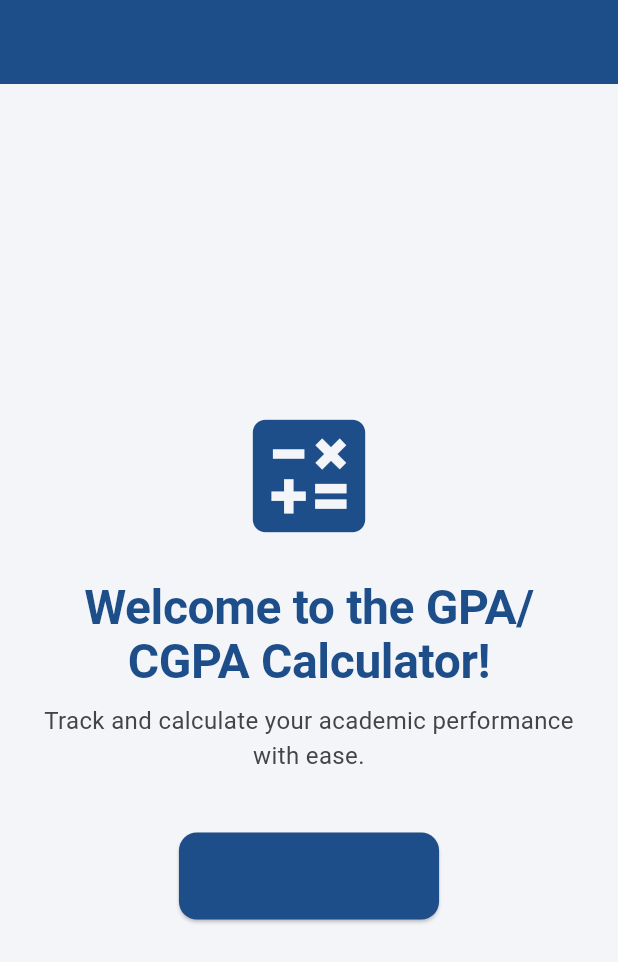
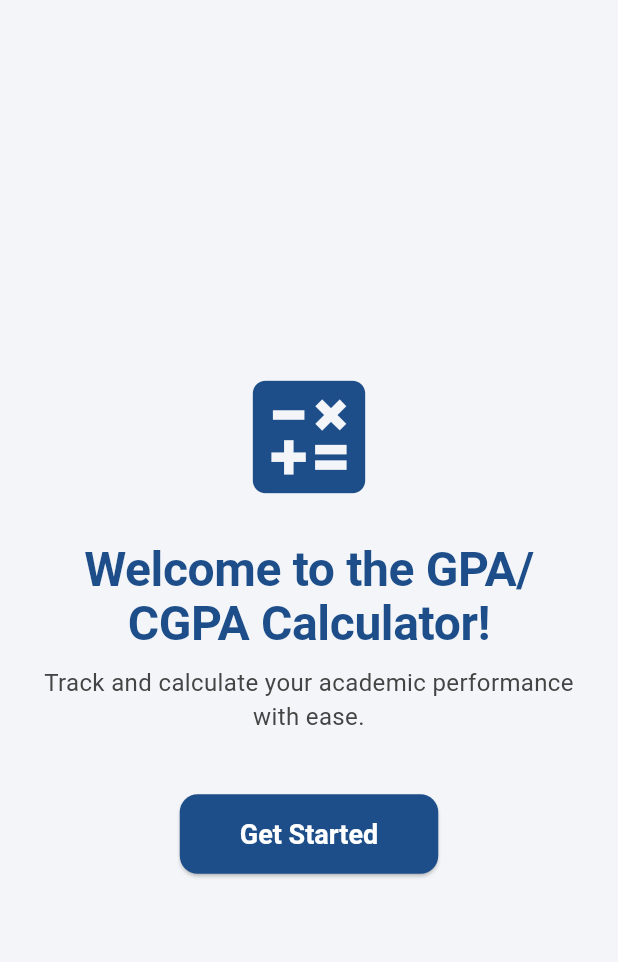
Before and after one commit to rosa12g/GPA-CGPA-calculater-, a Flutter app: the screen it shows after launch, on a phone screen of 412 x 824 dp. Shown: the top 962 px of the screen. Run offline on Flutter 3.47's test engine with Material 3 defaults, Android fonts, the phone set to English and light mode, and no system bars.

Commit message:
welcome screen added

```diff
--- a/gpa_calculator/lib/Welcome.dart
+++ b/gpa_calculator/lib/Welcome.dart
@@ -4,10 +4,7 @@ class WelcomeScreen extends StatelessWidget {
   @override
   Widget build(BuildContext context) {
     return Scaffold(
-      appBar: AppBar(
-        title: Text('Welcome', style: Theme.of(context).textTheme.titleLarge),
-        centerTitle: true,
-      ),
+
       body: Padding(
         padding: const EdgeInsets.all(20.0),
         child: Column(
@@ -43,7 +40,7 @@ class WelcomeScreen extends StatelessWidget {
               ),
               child: Text(
                 'Get Started',
-                style: Theme.of(context).textTheme.labelLarge,
+
               )
               ),
 
--- a/gpa_calculator/lib/main.dart
+++ b/gpa_calculator/lib/main.dart
@@ -17,8 +17,8 @@ class MyApp extends StatelessWidget {
           onPrimary: Colors.white,
           surface: Color(0xFFF3F5F9),
           background: Color(0xFFF3F5F9),
-          error: Color(0xFFD9534F), // Red for error states
-          onSurface: Color(0xFF444444), // Dark gray text for surface
+          error: Color(0xFFD9534F),
+          onSurface: Color(0xFF444444),
         ),
         textTheme: TextTheme(
           displayLarge: TextStyle(
@@ -138,14 +138,14 @@ class MyApp extends StatelessWidget {
         elevatedButtonTheme: ElevatedButtonThemeData(
           style: ElevatedButton.styleFrom(
             backgroundColor: Color(0xFF1D4E89), // Blue button color
-            foregroundColor: Colors.white, // Text color (replaces onPrimary)
+            foregroundColor: Colors.white,
             shape: RoundedRectangleBorder(borderRadius: BorderRadius.circular(12)),
             padding: EdgeInsets.symmetric(vertical: 16, horizontal: 24),
             textStyle: TextStyle(fontSize: 18, fontWeight: FontWeight.bold),
           ),
         ),
         cardTheme: CardTheme(
-          color: Color(0xFF333333), // Dark card color
+          color: Color(0xFF333333),
           elevation: 4,
           shape: RoundedRectangleBorder(borderRadius: BorderRadius.circular(12)),
         ),
```
